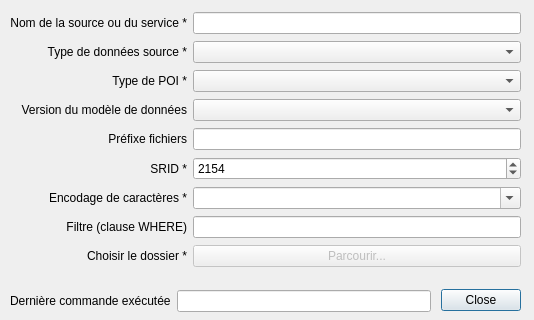
The window that forms/Ui_import_poi_dialog.ui (datagistips/territoires-ville.TempusAccess) describes before a commit, drawn with Qt 5.
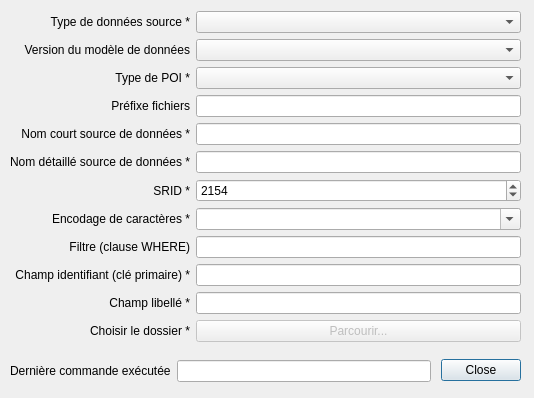
The same window after the commit.

Commit message: Export / delete sources implementation

The edit to the form file:
```diff
--- a/forms/Ui_import_poi_dialog.ui
+++ b/forms/Ui_import_poi_dialog.ui
@@ -7,7 +7,7 @@
     <x>0</x>
     <y>0</y>
     <width>534</width>
-    <height>320</height>
+    <height>398</height>
    </rect>
   </property>
   <property name="windowTitle">
@@ -17,7 +17,7 @@
    <property name="geometry">
     <rect>
      <x>440</x>
-     <y>280</y>
+     <y>350</y>
      <width>81</width>
      <height>41</height>
     </rect>
@@ -32,39 +32,11 @@
      <x>10</x>
      <y>11</y>
      <width>511</width>
-     <height>261</height>
+     <height>341</height>
     </rect>
    </property>
    <layout class="QGridLayout" name="gridLayout">
-    <item row="8" column="1">
-     <widget class="QPushButton" name="pushButtonChoose">
-      <property name="enabled">
-       <bool>false</bool>
-      </property>
-      <property name="sizePolicy">
-       <sizepolicy hsizetype="Preferred" vsizetype="Fixed">
-        <horstretch>0</horstretch>
-        <verstretch>0</verstretch>
-       </sizepolicy>
-      </property>
-      <property name="toolTip">
-       <string>&lt;html&gt;&lt;head/&gt;&lt;body&gt;&lt;p&gt;Le bouton n'est accessible qu'après avoir renseigné un préfixe pour la source. Le préfixe doit être différent de ceux des sources déjà importées (voir liste ci-dessous). &lt;/p&gt;&lt;p&gt;Attention : la source doit être un fichier .zip contenant directement les fichiers .txt, aucun dossier ne doit être inclus dans le fichier .zip. &lt;/p&gt;&lt;/body&gt;&lt;/html&gt;</string>
-      </property>
-      <property name="text">
-       <string>Parcourir...</string>
-      </property>
-     </widget>
-    </item>
-    <item row="4" column="1">
-     <widget class="QLineEdit" name="lineEditPrefix"/>
-    </item>
-    <item row="3" column="1">
-     <widget class="QComboBox" name="comboBoxFormatVersion"/>
-    </item>
-    <item row="1" column="1">
-     <widget class="QComboBox" name="comboBoxFormat"/>
-    </item>
-    <item row="5" column="1">
+    <item row="6" column="1">
      <widget class="QSpinBox" name="spinBoxSRID">
       <property name="maximum">
        <number>9999</number>
@@ -74,10 +46,7 @@
       </property>
      </widget>
     </item>
-    <item row="0" column="1">
-     <widget class="QLineEdit" name="lineEditSourceName"/>
-    </item>
-    <item row="7" column="0">
+    <item row="8" column="0">
      <widget class="QLabel" name="labelFilter">
       <property name="text">
        <string>Filtre (clause WHERE)</string>
@@ -87,11 +56,34 @@
       </property>
      </widget>
     </item>
-    <item row="7" column="1">
-     <widget class="QLineEdit" name="lineEditFilter"/>
+    <item row="4" column="1">
+     <widget class="QLineEdit" name="lineEditSourceName"/>
     </item>
-    <item row="8" column="0">
-     <widget class="QLabel" name="labelPath">
+    <item row="6" column="0">
+     <widget class="QLabel" name="label_2">
+      <property name="text">
+       <string>SRID *</string>
+      </property>
+      <property name="alignment">
+       <set>Qt::AlignRight|Qt::AlignTrailing|Qt::AlignVCenter</set>
+      </property>
+     </widget>
+    </item>
+    <item row="4" column="0">
+     <widget class="QLabel" name="labelSourceName">
+      <property name="text">
+       <string>Nom court source de données *</string>
+      </property>
+      <property name="alignment">
+       <set>Qt::AlignRight|Qt::AlignTrailing|Qt::AlignVCenter</set>
+      </property>
+     </widget>
+    </item>
+    <item row="2" column="1">
+     <widget class="QComboBox" name="comboBoxPOIType"/>
+    </item>
+    <item row="11" column="0">
+     <widget class="QLabel" name="labelChoose">
       <property name="sizePolicy">
        <sizepolicy hsizetype="Preferred" vsizetype="Preferred">
         <horstretch>0</horstretch>
@@ -109,34 +101,17 @@
       </property>
      </widget>
     </item>
+    <item row="7" column="0">
+     <widget class="QLabel" name="label_5">
+      <property name="text">
+       <string>Encodage de caractères *</string>
+      </property>
+      <property name="alignment">
+       <set>Qt::AlignRight|Qt::AlignTrailing|Qt::AlignVCenter</set>
+      </property>
+     </widget>
+    </item>
     <item row="0" column="0">
-     <widget class="QLabel" name="label_6">
-      <property name="text">
-       <string>Nom de la source ou du service *</string>
-      </property>
-      <property name="alignment">
-       <set>Qt::AlignRight|Qt::AlignTrailing|Qt::AlignVCenter</set>
-      </property>
-     </widget>
-    </item>
-    <item row="3" column="0">
-     <widget class="QLabel" name="label_3">
-      <property name="text">
-       <string>Version du modèle de données</string>
-      </property>
-      <property name="alignment">
-       <set>Qt::AlignRight|Qt::AlignTrailing|Qt::AlignVCenter</set>
-      </property>
-     </widget>
-    </item>
-    <item row="6" column="1">
-     <widget class="QComboBox" name="comboBoxEncoding">
-      <property name="editable">
-       <bool>true</bool>
-      </property>
-     </widget>
-    </item>
-    <item row="1" column="0">
      <widget class="QLabel" name="label">
       <property name="text">
        <string>Type de données source *</string>
@@ -146,30 +121,35 @@
       </property>
      </widget>
     </item>
-    <item row="5" column="0">
-     <widget class="QLabel" name="label_2">
-      <property name="text">
-       <string>SRID *</string>
+    <item row="11" column="1">
+     <widget class="QPushButton" name="pushButtonChoose">
+      <property name="enabled">
+       <bool>false</bool>
       </property>
-      <property name="alignment">
-       <set>Qt::AlignRight|Qt::AlignTrailing|Qt::AlignVCenter</set>
+      <property name="sizePolicy">
+       <sizepolicy hsizetype="Preferred" vsizetype="Fixed">
+        <horstretch>0</horstretch>
+        <verstretch>0</verstretch>
+       </sizepolicy>
       </property>
-     </widget>
-    </item>
-    <item row="4" column="0">
-     <widget class="QLabel" name="label_4">
+      <property name="toolTip">
+       <string>&lt;html&gt;&lt;head/&gt;&lt;body&gt;&lt;p&gt;Le bouton n'est accessible qu'après avoir renseigné un préfixe pour la source. Le préfixe doit être différent de ceux des sources déjà importées (voir liste ci-dessous). &lt;/p&gt;&lt;p&gt;Attention : la source doit être un fichier .zip contenant directement les fichiers .txt, aucun dossier ne doit être inclus dans le fichier .zip. &lt;/p&gt;&lt;/body&gt;&lt;/html&gt;</string>
+      </property>
       <property name="text">
-       <string>Préfixe fichiers</string>
+       <string>Parcourir...</string>
       </property>
-      <property name="alignment">
-       <set>Qt::AlignRight|Qt::AlignTrailing|Qt::AlignVCenter</set>
-      </property>
      </widget>
     </item>
-    <item row="6" column="0">
-     <widget class="QLabel" name="label_5">
+    <item row="5" column="1">
+     <widget class="QLineEdit" name="lineEditSourceComment"/>
+    </item>
+    <item row="1" column="1">
+     <widget class="QComboBox" name="comboBoxFormatVersion"/>
+    </item>
+    <item row="1" column="0">
+     <widget class="QLabel" name="label_3">
       <property name="text">
-       <string>Encodage de caractères *</string>
+       <string>Version du modèle de données</string>
       </property>
       <property name="alignment">
        <set>Qt::AlignRight|Qt::AlignTrailing|Qt::AlignVCenter</set>
@@ -186,8 +166,75 @@
       </property>
      </widget>
     </item>
-    <item row="2" column="1">
-     <widget class="QComboBox" name="comboBoxPOIType"/>
+    <item row="8" column="1">
+     <widget class="QLineEdit" name="lineEditFilter"/>
+    </item>
+    <item row="9" column="1">
+     <widget class="QLineEdit" name="lineEditIdField">
+      <property name="text">
+       <string/>
+      </property>
+     </widget>
+    </item>
+    <item row="5" column="0">
+     <widget class="QLabel" name="labelSourceComment">
+      <property name="text">
+       <string>Nom détaillé source de données *</string>
+      </property>
+      <property name="alignment">
+       <set>Qt::AlignRight|Qt::AlignTrailing|Qt::AlignVCenter</set>
+      </property>
+     </widget>
+    </item>
+    <item row="0" column="1">
+     <widget class="QComboBox" name="comboBoxFormat"/>
+    </item>
+    <item row="3" column="1">
+     <widget class="QLineEdit" name="lineEditPrefix"/>
+    </item>
+    <item row="3" column="0">
+     <widget class="QLabel" name="label_4">
+      <property name="text">
+       <string>Préfixe fichiers</string>
+      </property>
+      <property name="alignment">
+       <set>Qt::AlignRight|Qt::AlignTrailing|Qt::AlignVCenter</set>
+      </property>
+     </widget>
+    </item>
+    <item row="9" column="0">
+     <widget class="QLabel" name="labelIdField">
+      <property name="text">
+       <string>Champ identifiant (clé primaire) *</string>
+      </property>
+      <property name="alignment">
+       <set>Qt::AlignRight|Qt::AlignTrailing|Qt::AlignVCenter</set>
+      </property>
+     </widget>
+    </item>
+    <item row="7" column="1">
+     <widget class="QComboBox" name="comboBoxEncoding">
+      <property name="editable">
+       <bool>true</bool>
+      </property>
+     </widget>
+    </item>
+    <item row="10" column="1">
+     <widget class="QLineEdit" name="lineEditNameField">
+      <property name="text">
+       <string/>
+      </property>
+     </widget>
+    </item>
+    <item row="10" column="0">
+     <widget class="QLabel" name="labelNameField">
+      <property name="text">
+       <string>Champ libellé *</string>
+      </property>
+      <property name="alignment">
+       <set>Qt::AlignRight|Qt::AlignTrailing|Qt::AlignVCenter</set>
+      </property>
+     </widget>
     </item>
    </layout>
   </widget>
@@ -195,7 +242,7 @@
    <property name="geometry">
     <rect>
      <x>10</x>
-     <y>290</y>
+     <y>360</y>
      <width>421</width>
      <height>22</height>
     </rect>
```
The commit also changes 45 other files.
